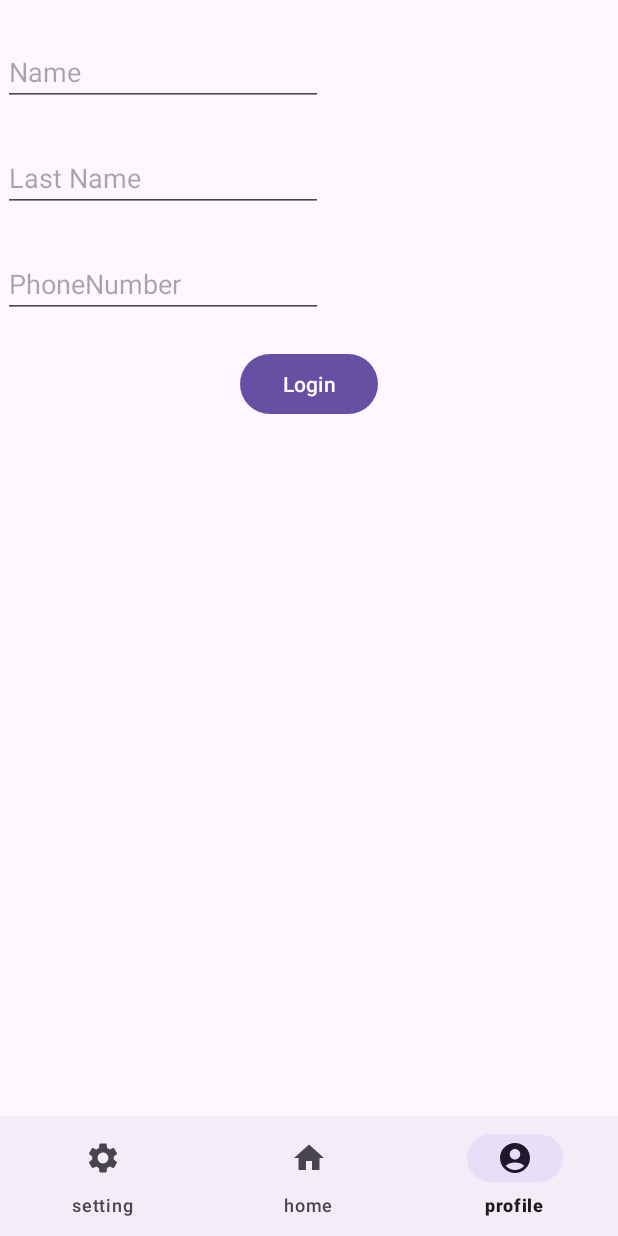
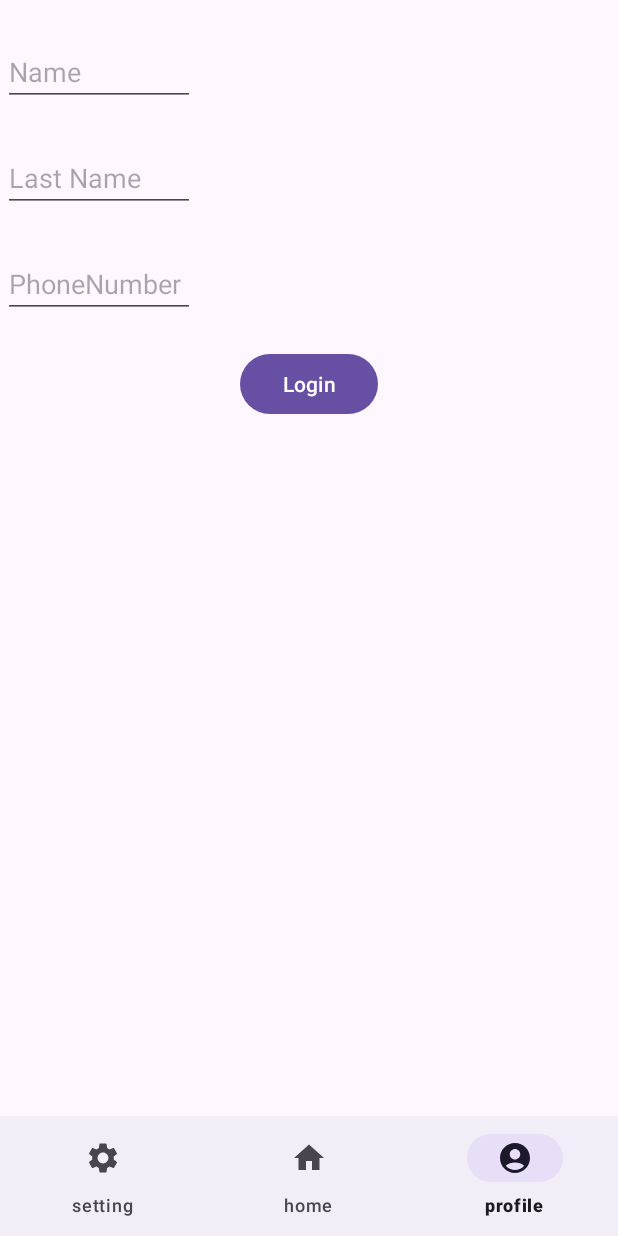
Before and after one commit to Saniadrn/e-book, an Android app: the screen it shows after launch (MainActivity), item 3 of the bottom bar chosen, on a phone screen of 412 x 824 dp. Run offline under Robolectric (Android 15) with nearby library versions, the phone set to English and light mode, and no system bars; libraries missing offline, so code that uses them is left out: com.github.barteksc.pdfviewer.

Commit message:
changed fragment profile textview,edittext

```diff
--- a/ebook/app/src/main/res/layout/fragment_profile.xml
+++ b/ebook/app/src/main/res/layout/fragment_profile.xml
@@ -19,7 +19,7 @@
 
     <TextView
         android:id="@+id/txtPhone"
-        android:layout_width="170dp"
+        android:layout_width="wrap_content"
         android:layout_height="wrap_content"
         android:layout_below="@+id/txtLastName"
         android:layout_marginStart="12dp"
@@ -30,7 +30,7 @@
 
     <TextView
         android:id="@+id/txtLastName"
-        android:layout_width="170dp"
+        android:layout_width="wrap_content"
         android:layout_height="wrap_content"
         android:layout_below="@+id/txtName"
         android:layout_marginStart="12dp"
@@ -47,7 +47,7 @@
         android:layout_alignParentStart="true"
         android:layout_marginStart="2dp"
         android:layout_marginTop="25dp"
-        android:ems="10"
+        android:ems="6"
         android:hint="Last Name"
         android:inputType="text" />
 
@@ -59,7 +59,7 @@
         android:layout_alignParentTop="true"
         android:layout_marginStart="2dp"
         android:layout_marginTop="25dp"
-        android:ems="10"
+        android:ems="6"
         android:hint="Name"
         android:inputType="text" />
 
@@ -71,13 +71,13 @@
         android:layout_alignParentStart="true"
         android:layout_marginStart="2dp"
         android:layout_marginTop="25dp"
-        android:ems="10"
+        android:ems="6"
         android:hint="PhoneNumber"
         android:inputType="phone" />
 
     <TextView
         android:id="@+id/txtName"
-        android:layout_width="170dp"
+        android:layout_width="wrap_content"
         android:layout_height="wrap_content"
         android:layout_alignParentTop="true"
         android:layout_marginStart="12dp"
```
